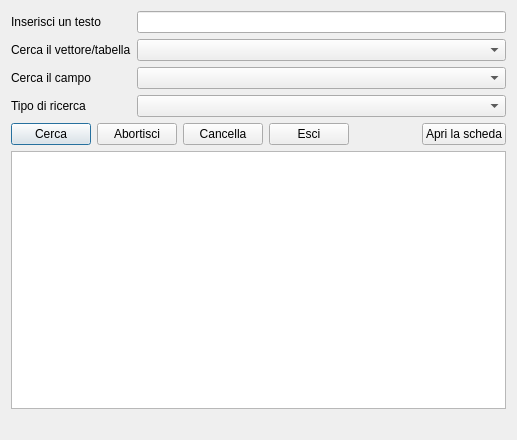
First picture: the form in searchlayers.ui, repository pyarchinit/pyarchinit, before the edit.
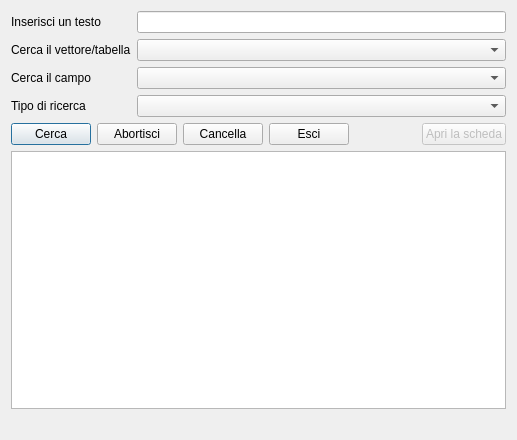
Second picture: the form after the edit.

Commit message: #533 disabilitazione funzione apri scheda

What changed in the file:
```diff
--- a/searchlayers.ui
+++ b/searchlayers.ui
@@ -115,7 +115,7 @@
      <item>
       <widget class="QPushButton" name="pushButton_goto_scheda">
        <property name="enabled">
-        <bool>true</bool>
+        <bool>false</bool>
        </property>
        <property name="text">
         <string>Apri la scheda</string>
```
